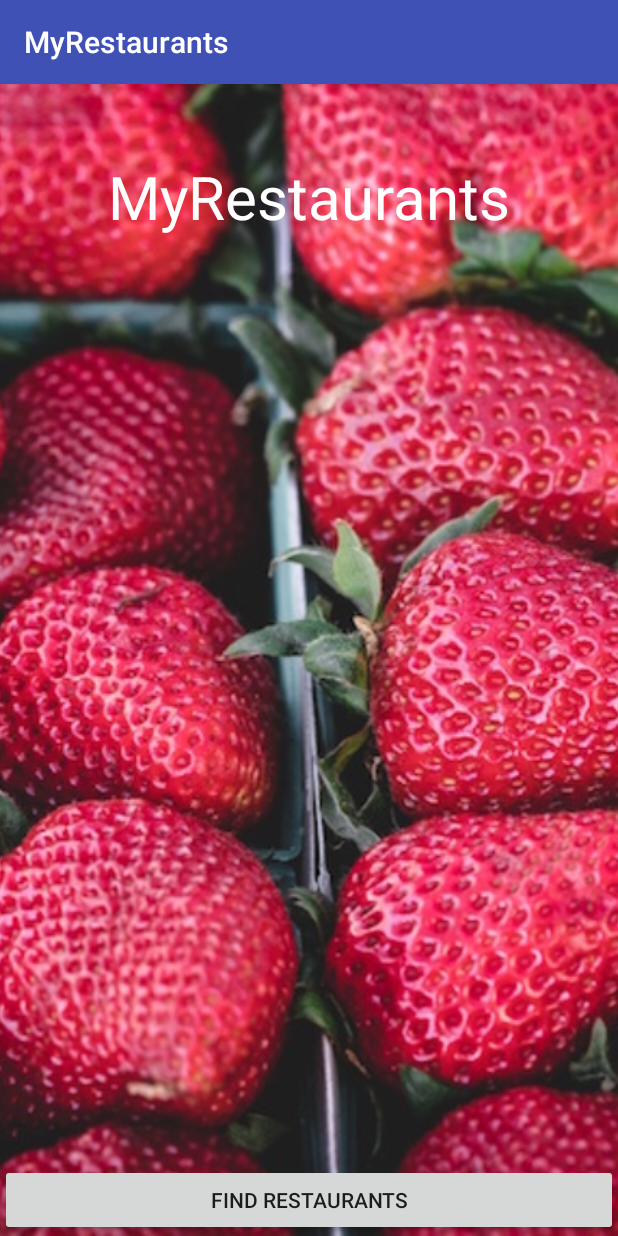
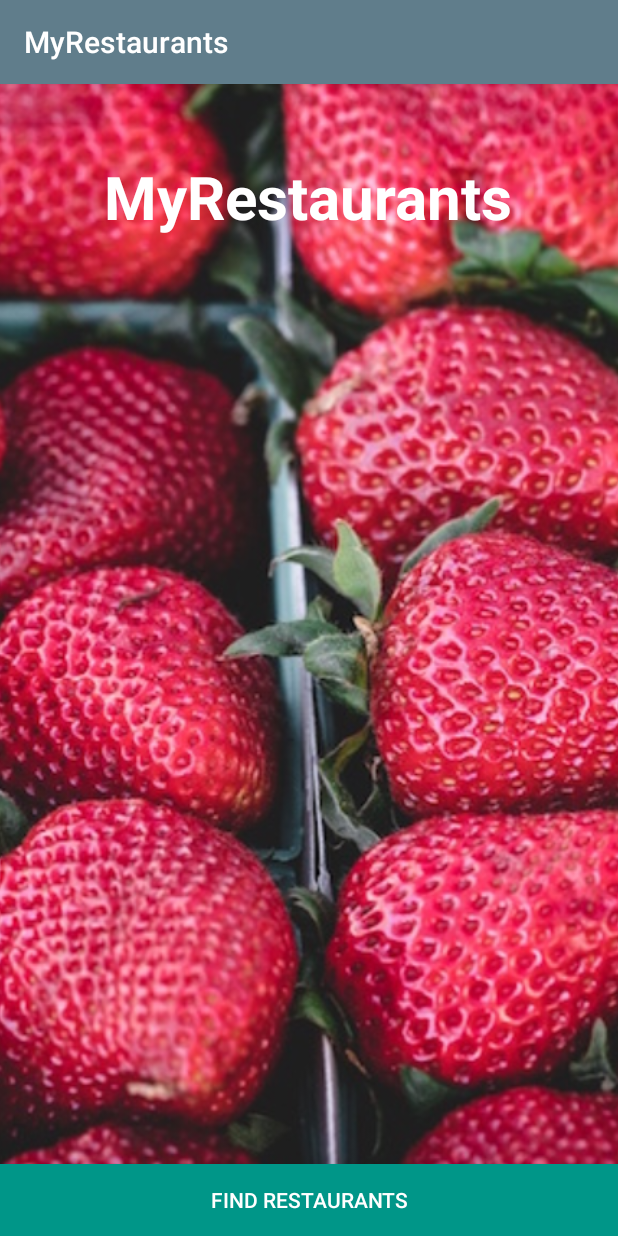
Before and after one commit to 10igeorge/android-myrestaurants, an Android app: the screen it shows after launch (MainActivity), on a phone screen of 412 x 824 dp. Run offline under Robolectric (Android 15) with nearby library versions, the phone set to English and light mode, and no system bars.

Commit message:
create RestaurantsActivity

```diff
--- a/app/src/main/AndroidManifest.xml
+++ b/app/src/main/AndroidManifest.xml
@@ -1,20 +1,21 @@
 <?xml version="1.0" encoding="utf-8"?>
 <manifest xmlns:android="http://schemas.android.com/apk/res/android"
-    package="com.epicodus.myrestaurants" >
+    package="com.epicodus.myrestaurants">
 
     <application
         android:allowBackup="true"
         android:icon="@mipmap/ic_launcher"
         android:label="@string/app_name"
         android:supportsRtl="true"
-        android:theme="@style/AppTheme" >
-        <activity android:name=".MainActivity" >
+        android:theme="@style/AppTheme">
+        <activity android:name=".MainActivity">
             <intent-filter>
                 <action android:name="android.intent.action.MAIN" />
 
                 <category android:name="android.intent.category.LAUNCHER" />
             </intent-filter>
         </activity>
+        <activity android:name=".RestaurantsActivity"></activity>
     </application>
 
 </manifest>
--- a/app/src/main/java/com/epicodus/myrestaurants/MainActivity.java
+++ b/app/src/main/java/com/epicodus/myrestaurants/MainActivity.java
@@ -1,13 +1,26 @@
 package com.epicodus.myrestaurants;
 
+import android.content.Intent;
 import android.support.v7.app.AppCompatActivity;
 import android.os.Bundle;
+import android.view.View;
+import android.widget.Button;
 
 public class MainActivity extends AppCompatActivity {
+    private Button mFindRestaurantsButton;
 
     @Override
     protected void onCreate(Bundle savedInstanceState) {
         super.onCreate(savedInstanceState);
         setContentView(R.layout.activity_main);
+
+        mFindRestaurantsButton = (Button) findViewById(R.id.findRestaurantsButton);
+        mFindRestaurantsButton.setOnClickListener(new View.OnClickListener() {
+            @Override
+            public void onClick(View v) {
+                Intent intent = new Intent(MainActivity.this, RestaurantsActivity.class);
+                startActivity(intent);
+            }
+        });
     }
 }
--- a/app/src/main/java/com/epicodus/myrestaurants/RestaurantsActivity.java
+++ b/app/src/main/java/com/epicodus/myrestaurants/RestaurantsActivity.java
@@ -9,5 +9,7 @@ public class RestaurantsActivity extends AppCompatActivity {
     protected void onCreate(Bundle savedInstanceState) {
         super.onCreate(savedInstanceState);
         setContentView(R.layout.activity_restaurants);
+
+
     }
 }
--- a/app/src/main/res/layout/activity_main.xml
+++ b/app/src/main/res/layout/activity_main.xml
@@ -22,14 +22,17 @@
         android:layout_centerHorizontal="true"
         android:id="@+id/textView"
         android:textColor="#ffffff"
-        android:textSize="40dp" />
+        android:textSize="40dp"
+        android:textStyle="bold" />
 
     <Button
         android:layout_width="match_parent"
         android:layout_height="wrap_content"
         android:text="Find Restaurants"
-        android:id="@+id/button"
+        android:id="@+id/findRestaurantsButton"
         android:layout_alignParentBottom="true"
-        android:layout_centerHorizontal="true" />
+        android:layout_centerHorizontal="true"
+        android:background="@color/colorAccent"
+        android:textColor="#ffffff" />
 
 </RelativeLayout>
--- a/app/src/main/res/layout/activity_restaurants.xml
+++ b/app/src/main/res/layout/activity_restaurants.xml
@@ -1,13 +1,12 @@
 <?xml version="1.0" encoding="utf-8"?>
-<RelativeLayout
-    xmlns:android="http://schemas.android.com/apk/res/android"
+<RelativeLayout xmlns:android="http://schemas.android.com/apk/res/android"
     xmlns:tools="http://schemas.android.com/tools"
     android:layout_width="match_parent"
     android:layout_height="match_parent"
+    android:paddingBottom="@dimen/activity_vertical_margin"
     android:paddingLeft="@dimen/activity_horizontal_margin"
     android:paddingRight="@dimen/activity_horizontal_margin"
     android:paddingTop="@dimen/activity_vertical_margin"
-    android:paddingBottom="@dimen/activity_vertical_margin"
     tools:context="com.epicodus.myrestaurants.RestaurantsActivity">
 
 </RelativeLayout>
--- a/app/src/main/res/values/colors.xml
+++ b/app/src/main/res/values/colors.xml
@@ -1,6 +1,6 @@
 <?xml version="1.0" encoding="utf-8"?>
 <resources>
-    <color name="colorPrimary">#3F51B5</color>
-    <color name="colorPrimaryDark">#303F9F</color>
-    <color name="colorAccent">#FF4081</color>
+    <color name="colorPrimary">#607D8B</color>
+    <color name="colorPrimaryDark">#455A64</color>
+    <color name="colorAccent">#009688</color>
 </resources>
```
